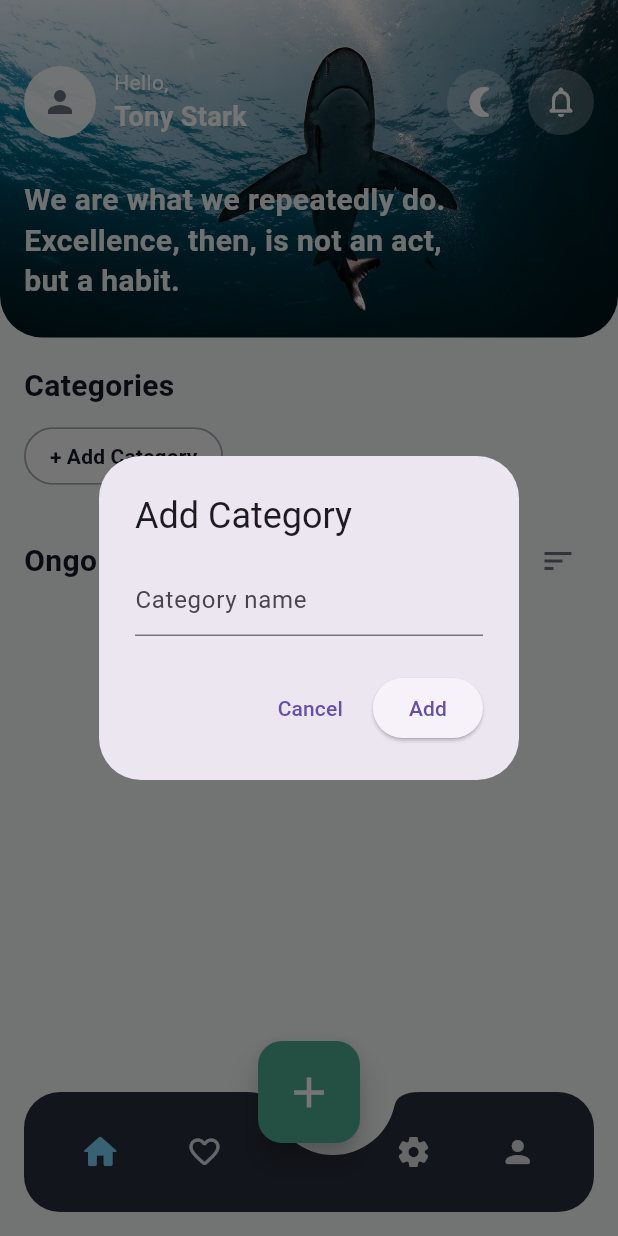
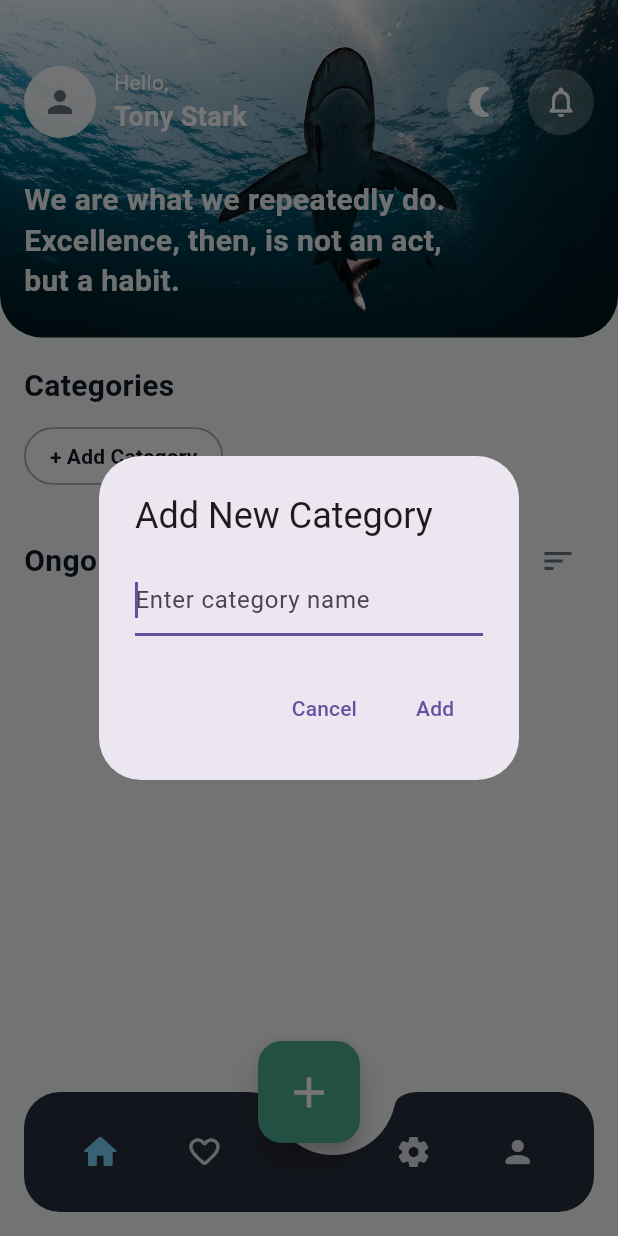
Before and after one commit to hasanraj3100/My-Habit-Tracker, a Flutter app: the screen it shows once a user with an empty profile is signed in, after a tap on "+ Add Category", on a phone screen of 412 x 824 dp. Run offline on Flutter 3.47's test engine with Material 3 defaults, Android fonts, the phone set to English and light mode, and no system bars; our stand-ins replace cloud_firestore, firebase_auth, firebase_core, fl_chart, shared_preferences, table_calendar; accounts and stored records are empty.

Commit message:
fix : Habit list screen not updating the categories if added from habit create screen

```diff
--- a/lib/features/habits/presentation/screens/habit_list_screen.dart
+++ b/lib/features/habits/presentation/screens/habit_list_screen.dart
@@ -15,89 +15,29 @@ class HabitListScreen extends StatefulWidget {
 }
 
 class _HabitListScreenState extends State<HabitListScreen> {
-  List<String> _categories = [];
   int _navIndex = 0;
   bool _sortFinishedBottom = false;
-  String? _selectedCategory; // for filtering
-  final user = FirebaseAuth.instance.currentUser;
 
-  @override
-  void initState() {
-    super.initState();
-    _loadCategories();
-  }
+  String _selectedCategoryFilter = "";
 
   String _todayKey() => DateFormat("yyyy-MM-dd").format(DateTime.now());
 
   int _todayWeekday() => DateTime.now().weekday;
 
-  Future<void> _loadCategories() async {
-    if (user == null) return;
-    final doc = await FirebaseFirestore.instance
-        .collection('users')
-        .doc(user!.uid)
-        .collection('settings')
-        .doc('preferences')
-        .get();
-
-    final categories = List<String>.from(doc.data()?['categories'] ?? []);
-    setState(() {
-      _categories = [...categories, "+ Add Category"];
-    });
-  }
-
-  Future<void> _addCategory() async {
-    final controller = TextEditingController();
-    final result = await showDialog<String>(
-      context: context,
-      builder: (ctx) => AlertDialog(
-        title: const Text("Add Category"),
-        content: TextField(
-          controller: controller,
-          decoration: const InputDecoration(hintText: "Category name"),
-        ),
-        actions: [
-          TextButton(
-              onPressed: () => Navigator.pop(ctx),
-              child: const Text("Cancel")),
-          ElevatedButton(
-              onPressed: () {
-                final newCat = controller.text.trim();
-                if (newCat.isNotEmpty) Navigator.pop(ctx, newCat);
-              },
-              child: const Text("Add")),
-        ],
-      ),
-    );
-
-    if (result != null && result.isNotEmpty) {
-      final prefRef = FirebaseFirestore.instance
-          .collection('users')
-          .doc(user!.uid)
-          .collection('settings')
-          .doc('preferences');
-
-      // update categories in Firestore
-      final currentDoc = await prefRef.get();
-      final currentCategories =
-      List<String>.from(currentDoc.data()?['categories'] ?? []);
-      currentCategories.add(result);
-      await prefRef.set({'categories': currentCategories});
-
-      setState(() {
-        _categories.insert(_categories.length - 1, result);
-      });
-    }
-  }
-
   Stream<QuerySnapshot<Map<String, dynamic>>> _habitsStream() {
+    final user = FirebaseAuth.instance.currentUser;
     if (user == null) return const Stream.empty() as Stream<QuerySnapshot<Map<String, dynamic>>>;
     return FirebaseFirestore.instance
         .collection('users')
-        .doc(user!.uid)
+        .doc(user.uid)
         .collection('habits')
         .orderBy('createdAt', descending: true)
         .snapshots();
+  }
+
+  bool _isDoneToday(Map<String, dynamic> data) {
+    final history = List<String>.from(data['history'] ?? []);
+    return history.contains(_todayKey());
   }
 
   Future<void> _toggleHabit(DocumentReference docRef, Map<String, dynamic> data) async {
@@ -112,37 +52,25 @@ class _HabitListScreenState extends State<HabitListScreen> {
 
     final streak = _calculateStreak(history, data['frequency'], data['weekdays'] ?? []);
 
-    await docRef.update({
-      'history': history,
-      'streak': streak,
-    });
-  }
-
-  bool _isDoneToday(Map<String, dynamic> data) {
-    final history = List<String>.from(data['history'] ?? []);
-    return history.contains(_todayKey());
+    await docRef.update({'history': history, 'streak': streak});
   }
 
   int _calculateStreak(List<String> history, String frequency, List<dynamic> weekdays) {
     if (history.isEmpty) return 0;
-
     history.sort((a, b) => b.compareTo(a));
     final parsed = history.map((d) => DateTime.parse(d)).toList();
-
     int streak = 0;
     DateTime today = DateTime.now();
 
-    if (frequency.toLowerCase() == "daily") {
+    if (frequency == "Daily") {
       DateTime check = today;
       for (var date in parsed) {
         if (date.year == check.year && date.month == check.month && date.day == check.day) {
           streak++;
           check = check.subtract(const Duration(days: 1));
-        } else {
-          break;
+        } else break;
       }
-      }
-    } else if (frequency.toLowerCase() == "weekly") {
+    } else if (frequency == "Weekly") {
       DateTime check = today;
       while (true) {
         if (weekdays.contains(check.weekday)) {
@@ -151,9 +79,7 @@ class _HabitListScreenState extends State<HabitListScreen> {
           if (matched) {
             streak++;
             check = check.subtract(const Duration(days: 7));
-          } else {
-            break;
-          }
+          } else break;
         } else {
           check = check.subtract(const Duration(days: 1));
           if (check.isBefore(parsed.last)) break;
@@ -174,16 +100,62 @@ class _HabitListScreenState extends State<HabitListScreen> {
         }
         setState(() => _navIndex = index);
       },
-      icon: Icon(
-        icon,
+      icon: Icon(icon,
           color: selected ? AppColors.secondary : Colors.white.withOpacity(.85),
-        size: selected ? 28 : 24,
+          size: selected ? 28 : 24),
+    );
+  }
+
+  Future<void> _showAddCategoryDialog() async {
+    final user = FirebaseAuth.instance.currentUser;
+    if (user == null) return;
+
+    final TextEditingController categoryController = TextEditingController();
+    final result = await showDialog<String>(
+      context: context,
+      builder: (ctx) => AlertDialog(
+        title: const Text("Add New Category"),
+        content: TextField(
+          controller: categoryController,
+          decoration: const InputDecoration(hintText: "Enter category name"),
+          autofocus: true,
+        ),
+        actions: [
+          TextButton(onPressed: () => Navigator.pop(ctx), child: const Text("Cancel")),
+          TextButton(
+              onPressed: () {
+                final newCat = categoryController.text.trim();
+                if (newCat.isNotEmpty) Navigator.pop(ctx, newCat);
+              },
+              child: const Text("Add")),
+        ],
       ),
     );
+
+    if (result != null && result.isNotEmpty) {
+      final prefRef = FirebaseFirestore.instance
+          .collection('users')
+          .doc(user.uid)
+          .collection('settings')
+          .doc('preferences');
+
+      final currentDoc = await prefRef.get();
+      final currentCategories = List<String>.from(currentDoc.data()?['categories'] ?? []);
+      if (!currentCategories.contains(result)) {
+        currentCategories.add(result);
+        await prefRef.set({'categories': currentCategories});
+      }
+
+      setState(() {
+        _selectedCategoryFilter = result;
+      });
+    }
   }
 
   @override
   Widget build(BuildContext context) {
+    final todayWeekday = _todayWeekday();
+
     return Scaffold(
       backgroundColor: AppColors.background,
       body: SingleChildScrollView(
@@ -191,15 +163,13 @@ class _HabitListScreenState extends State<HabitListScreen> {
         child: Column(
           crossAxisAlignment: CrossAxisAlignment.start,
           children: [
-            // ===== Header + Quote =====
+            // ===== Header =====
             Container(
               width: double.infinity,
               padding: const EdgeInsets.fromLTRB(16, 44, 16, 24),
               decoration: BoxDecoration(
                 borderRadius: const BorderRadius.only(
-                  bottomLeft: Radius.circular(28),
-                  bottomRight: Radius.circular(28),
-                ),
+                    bottomLeft: Radius.circular(28), bottomRight: Radius.circular(28)),
                 image: const DecorationImage(
                   image: AssetImage("assets/images/header_bg.jpg"),
                   fit: BoxFit.cover,
@@ -268,53 +238,70 @@ class _HabitListScreenState extends State<HabitListScreen> {
                       fontWeight: FontWeight.w700)),
             ),
             const SizedBox(height: 10),
-            SizedBox(
+
+            StreamBuilder<DocumentSnapshot<Map<String, dynamic>>>(
+              stream: FirebaseFirestore.instance
+                  .collection('users')
+                  .doc(FirebaseAuth.instance.currentUser!.uid)
+                  .collection('settings')
+                  .doc('preferences')
+                  .snapshots(),
+              builder: (context, snapshot) {
+                if (!snapshot.hasData) {
+                  return const SizedBox(
+                      height: 44, child: Center(child: CircularProgressIndicator()));
+                }
+
+                final data = snapshot.data!.data();
+                final categories = List<String>.from(data?['categories'] ?? []);
+                final chips = [...categories, '+ Add Category'];
+
+                return SizedBox(
                   height: 44,
                   child: ListView.separated(
                     padding: const EdgeInsets.symmetric(horizontal: 16),
                     scrollDirection: Axis.horizontal,
+                    itemCount: chips.length,
+                    separatorBuilder: (_, __) => const SizedBox(width: 10),
                     itemBuilder: (context, i) {
-                  final isAdd = _categories[i].startsWith('+');
-                  final category = _categories[i];
-                  final isSelected = _selectedCategory == category;
+                      final cat = chips[i];
+                      final isAdd = cat.startsWith('+');
+                      final selected = _selectedCategoryFilter == cat;
 
                       return ChoiceChip(
-                    label: Text(category),
-                    selected: isSelected,
+                        label: Text(cat),
+                        selected: selected,
                           onSelected: (_) {
                             if (isAdd) {
-                        _addCategory();
+                              _showAddCategoryDialog();
                             } else {
                               setState(() {
-                          if (_selectedCategory == category) {
-                            _selectedCategory = null;
+                                if (_selectedCategoryFilter == cat) {
+                                  _selectedCategoryFilter = ""; // unselect if already selected
                                 } else {
-                            _selectedCategory = category;
+                                  _selectedCategoryFilter = cat;
                                 }
                               });
                             }
                           },
+
                         labelStyle: TextStyle(
-                        color: isAdd
-                            ? AppColors.textPrimary
-                            : (isSelected ? Colors.white : AppColors.textPrimary),
+                            color: selected ? Colors.white : AppColors.textPrimary,
                             fontWeight: FontWeight.w600),
-                    backgroundColor:
-                    isAdd ? Colors.white : AppColors.surface,
+                        backgroundColor: isAdd ? Colors.white : AppColors.surface,
                         selectedColor: AppColors.primary,
                         shape: StadiumBorder(
                           side: BorderSide(
                               color: isAdd
                                   ? AppColors.textSecondary.withOpacity(.35)
                                   : AppColors.primary.withOpacity(.35),
-                        width: 1.2,
-                      ),
+                              width: 1.2),
                         ),
                       );
                     },
-                separatorBuilder: (_, __) => const SizedBox(width: 10),
-                itemCount: _categories.length,
                   ),
+                );
+              },
             ),
 
             const SizedBox(height: 24),
@@ -342,7 +329,6 @@ class _HabitListScreenState extends State<HabitListScreen> {
             ),
             const SizedBox(height: 12),
 
-            // habits list
             Padding(
               padding: const EdgeInsets.symmetric(horizontal: 16),
               child: StreamBuilder<QuerySnapshot<Map<String, dynamic>>>(
@@ -363,14 +349,6 @@ class _HabitListScreenState extends State<HabitListScreen> {
 
                   var docs = snapshot.data!.docs;
 
-                  // filter by selected category
-                  if (_selectedCategory != null) {
-                    docs = docs
-                        .where((doc) =>
-                    doc.data()['category'] == _selectedCategory)
-                        .toList();
-                  }
-
                   if (_sortFinishedBottom) {
                     docs.sort((a, b) {
                       final aDone = _isDoneToday(a.data());
@@ -380,14 +358,19 @@ class _HabitListScreenState extends State<HabitListScreen> {
                     });
                   }
 
-                  final todayWeekday = _todayWeekday();
                   return Column(
                     children: docs.where((doc) {
                       final data = doc.data();
                       final frequency = data['frequency'] ?? '';
                       final weekdays = List<int>.from(data['weekdays'] ?? []);
-                      return frequency.toLowerCase() == 'daily' ||
-                          (frequency.toLowerCase() == 'weekly' && weekdays.contains(todayWeekday));
+                      final category = data['category'] ?? '';
+
+                      final matchesFrequency =
+                          frequency == 'Daily' || (frequency == 'Weekly' && weekdays.contains(todayWeekday));
+                      final matchesCategory =
+                          _selectedCategoryFilter.isEmpty || category == _selectedCategoryFilter;
+
+                      return matchesFrequency && matchesCategory;
                     }).map((doc) {
                       final data = doc.data();
                       final done = _isDoneToday(data);
@@ -397,8 +380,7 @@ class _HabitListScreenState extends State<HabitListScreen> {
                           Navigator.push(
                             context,
                             MaterialPageRoute(
-                              builder: (_) =>
-                                  HabitDetailsScreen(habitId: doc.id),
+                              builder: (_) => HabitDetailsScreen(habitId: doc.id),
                             ),
                           );
                         },
@@ -429,8 +411,8 @@ class _HabitListScreenState extends State<HabitListScreen> {
         width: 68,
         child: FloatingActionButton(
           heroTag: 'fab_add_habit',
-          onPressed: () {
-            Navigator.push(
+          onPressed: () async {
+            await Navigator.push(
               context,
               MaterialPageRoute(builder: (_) => const HabitCreateScreen()),
             );
@@ -525,7 +507,6 @@ class _HabitCard extends StatelessWidget {
             ),
           ),
           const SizedBox(width: 12),
-
           Expanded(
             child: Column(
               crossAxisAlignment: CrossAxisAlignment.start,
@@ -553,7 +534,7 @@ class _HabitCard extends StatelessWidget {
                     border: Border.all(color: AppColors.textSecondary.withOpacity(.25)),
                   ),
                   child: Text(
-                    frequency.toLowerCase() == "weekly"
+                    frequency == "Weekly"
                         ? "Weekly (${_weekdayLabel(weekdays)})"
                         : frequency,
                     style: const TextStyle(
@@ -565,20 +546,15 @@ class _HabitCard extends StatelessWidget {
               ],
             ),
           ),
-
           Column(
             crossAxisAlignment: CrossAxisAlignment.end,
             children: [
               Text("$streak",
                   style: const TextStyle(
-                      fontSize: 26,
-                      fontWeight: FontWeight.w900,
-                      color: AppColors.textPrimary)),
+                      fontSize: 26, fontWeight: FontWeight.w900, color: AppColors.textPrimary)),
               const Text("Streak",
                   style: TextStyle(
-                      color: AppColors.textSecondary,
-                      fontWeight: FontWeight.w600,
-                      fontSize: 12)),
+                      color: AppColors.textSecondary, fontWeight: FontWeight.w600, fontSize: 12)),
             ],
           ),
         ],
```
Lines whose indentation alone changed are shown as unchanged.
